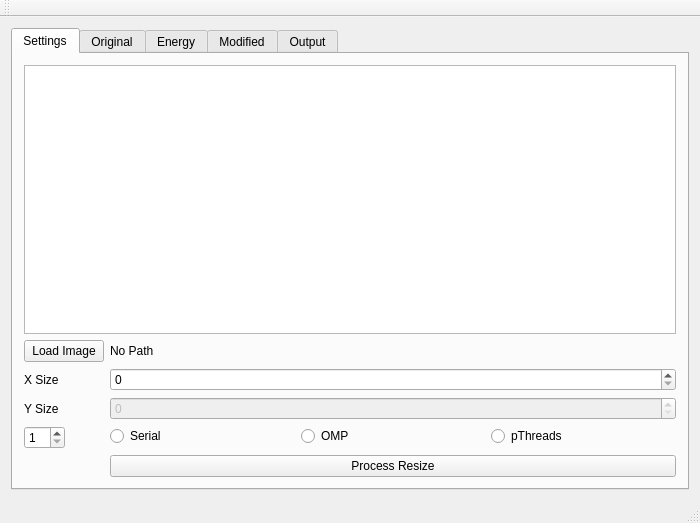
The window that cpe412/project/seamCarver/mainwindow.ui (ctag/uah) describes before a commit, drawn with Qt 5.
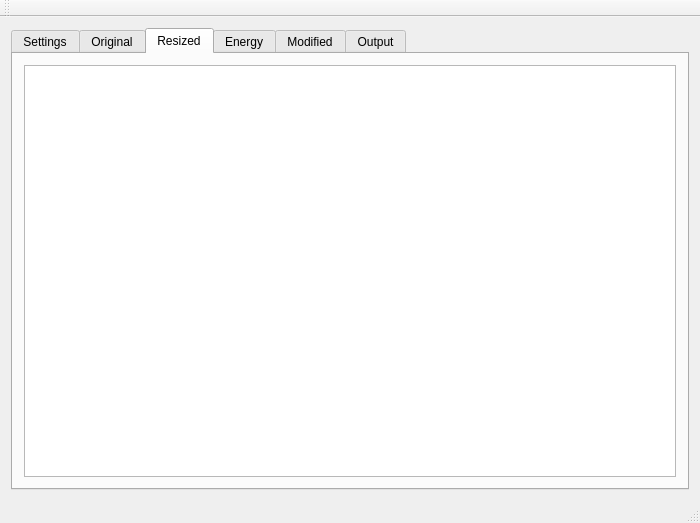
The same window after the commit.

Commit message: cpe412, updated project code

Diff of the .ui file:
```diff
--- a/cpe412/project/seamCarver/mainwindow.ui
+++ b/cpe412/project/seamCarver/mainwindow.ui
@@ -18,7 +18,7 @@
     <item>
      <widget class="QTabWidget" name="tabWidget">
       <property name="currentIndex">
-       <number>0</number>
+       <number>2</number>
       </property>
       <widget class="QWidget" name="tab_settings">
        <attribute name="title">
@@ -127,6 +127,16 @@
         </item>
        </layout>
       </widget>
+      <widget class="QWidget" name="tab_resize">
+       <attribute name="title">
+        <string>Resized</string>
+       </attribute>
+       <layout class="QHBoxLayout" name="horizontalLayout_7">
+        <item>
+         <widget class="QGraphicsView" name="graphicsView_resize"/>
+        </item>
+       </layout>
+      </widget>
       <widget class="QWidget" name="tab_energy">
        <attribute name="title">
         <string>Energy</string>
```
The commit also changes 2 other files.
